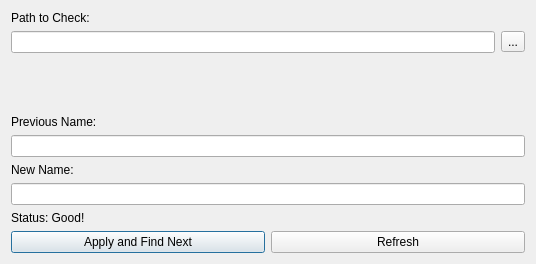
Old version of the form Manual_File_Name_Fixer/Main_Window.ui in the repository Coolcord/StarCraft_RMS.
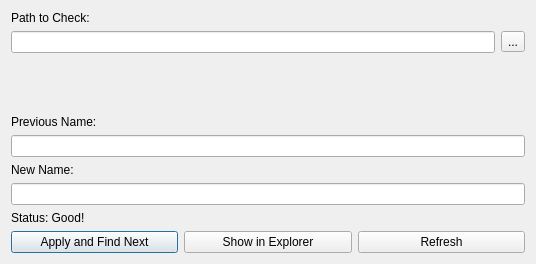
New version of the form.

Commit message: Added a Show in Explorer button

The edit to the form file:
```diff
--- a/Manual_File_Name_Fixer/Main_Window.ui
+++ b/Manual_File_Name_Fixer/Main_Window.ui
@@ -100,6 +100,13 @@
        </property>
       </widget>
      </item>
+     <item>
+      <widget class="QPushButton" name="btnShowInExplorer">
+       <property name="text">
+        <string>Show in Explorer</string>
+       </property>
+      </widget>
+     </item>
      <item>
       <widget class="QPushButton" name="btnRefresh">
        <property name="text">
```
The commit also changes 2 other files.
